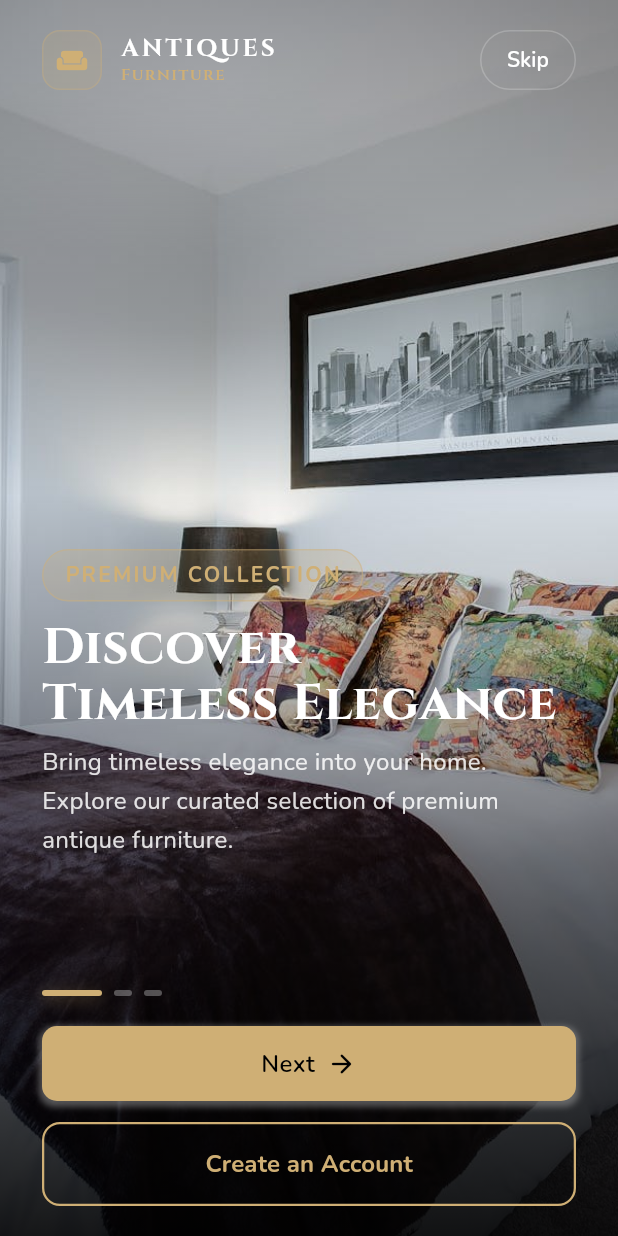
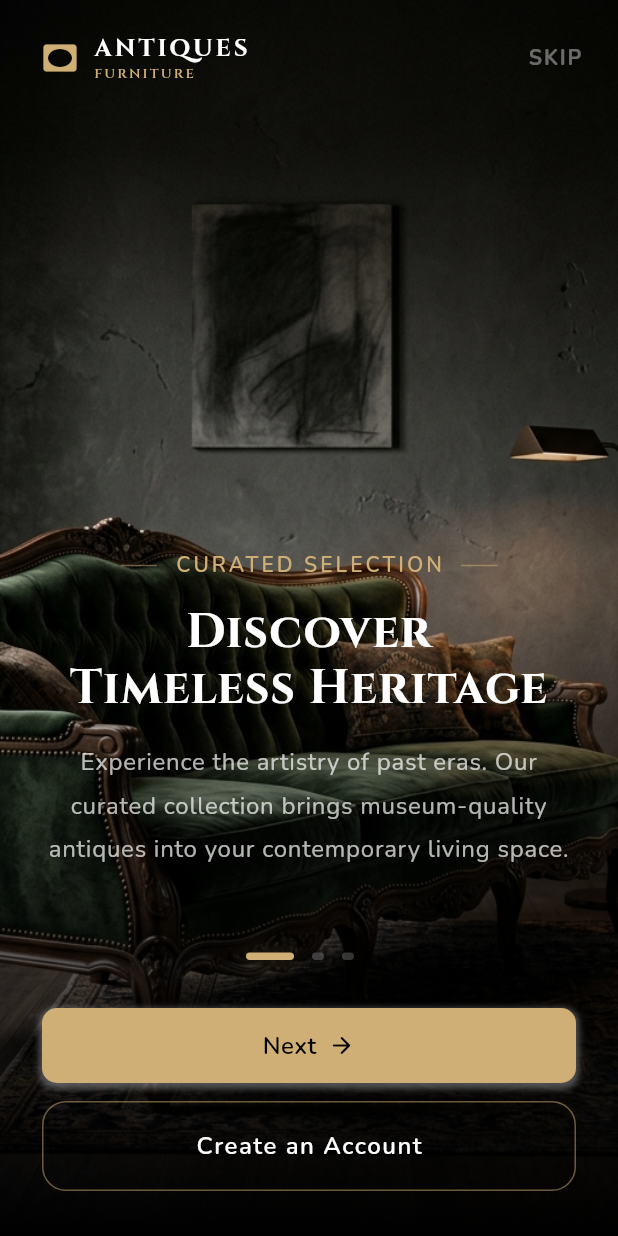
Before and after one commit to ZunairaMughal24/Antiques-Furniture, a Flutter app: the screen it shows after launch, on a phone screen of 412 x 824 dp. Run offline on Flutter 3.47's test engine with Material 3 defaults, Android fonts, the phone set to English and light mode, and no system bars; our stand-ins replace equatable, flutter_bloc, flutter_hooks, flutter_rating_bar, flutter_svg, go_router and 1 more.

Commit message:
feat: add onboarding screen, new furniture assets, and update dependencies

```diff
--- a/lib/core/utils/app_images.dart
+++ b/lib/core/utils/app_images.dart
@@ -63,5 +63,8 @@ class AppImages {
   static const String svg_table5 = 'assets/icons/svgs/table5.svg';
 
 
+  static const String premium_sofa = 'assets/images/premium_sofa.png';
+  static const String elegant_lamp = 'assets/images/elegant_lamp.png';
+  static const String antique_cabinet = 'assets/images/antique_cabinet.png';
   static const String auth_bg_wood = 'assets/images/auth_bg_wood.jpg';
 }
--- a/lib/features/onboarding/presentation/screens/onboarding_screen.dart
+++ b/lib/features/onboarding/presentation/screens/onboarding_screen.dart
@@ -1,5 +1,6 @@
 import 'package:antiques_furniture/config/router.dart';
 import 'package:antiques_furniture/core/utils/app_colors.dart';
+import 'package:antiques_furniture/core/utils/app_images.dart';
 import 'package:antiques_furniture/core/utils/app_text_theme.dart';
 import 'package:antiques_furniture/core/utils/widget_utility_extention.dart';
 import 'package:antiques_furniture/widgets/primary_button.dart';
@@ -23,28 +24,28 @@ class _OnboardingScreenState extends State<OnboardingScreen>
 
   final List<_OnboardingSlide> _slides = const [
     _OnboardingSlide(
-      tag: "PREMIUM COLLECTION",
-      title: "Discover\nTimeless Elegance",
+      tag: "CURATED SELECTION",
+      title: "Discover\nTimeless Heritage",
       description:
-          "Bring timeless elegance into your home. Explore our curated selection of premium antique furniture.",
-      icon: Icons.auto_awesome,
-      image: "assets/images/auth_bg_antique.jpg",
+          "Experience the artistry of past eras. Our curated collection brings museum-quality antiques into your contemporary living space.",
+      icon: Icons.vignette_rounded,
+      image: AppImages.premium_sofa,
     ),
     _OnboardingSlide(
-      tag: "HANDCRAFTED QUALITY",
-      title: "Artisan\nCraftsmanship",
+      tag: "ARTISAN QUALITY",
+      title: "Illuminating\nMasterpieces",
       description:
-          "Every piece tells a story. Meticulously restored and handcrafted furniture from master artisans around the world.",
-      icon: Icons.handyman,
-      image: "assets/images/auth_bg_furniture.jpg",
+          "Each piece carries a legacy of master craftsmanship. Discover unique lighting that defines the soul of a room.",
+      icon: Icons.light_outlined,
+      image: AppImages.elegant_lamp,
     ),
     _OnboardingSlide(
-      tag: "EXCLUSIVE DEALS",
-      title: "Your Dream\nHome Awaits",
+      tag: "BOUTIQUE LUXURY",
+      title: "Defining Your\nUnique Sanctuary",
       description:
-          "Transform your living spaces with authentic vintage pieces. Enjoy exclusive deals on rare collectibles.",
-      icon: Icons.home_rounded,
-      image: "assets/images/auth_bg_wood_antique.jpg",
+          "Furniture that does more than fill a space. Find the statement pieces that tell your personal story of elegance.",
+      icon: Icons.auto_awesome_mosaic_outlined,
+      image: AppImages.antique_cabinet,
     ),
   ];
 
@@ -107,12 +108,12 @@ class _OnboardingScreenState extends State<OnboardingScreen>
                   begin: Alignment.topCenter,
                   end: Alignment.bottomCenter,
                   colors: [
-                    Colors.black.withOpacity(0.3),
+                    Colors.black.withOpacity(0.35),
                     Colors.transparent,
-                    Colors.black.withOpacity(0.5),
-                    Colors.black.withOpacity(0.9),
+                    Colors.black.withOpacity(0.55),
+                    Colors.black,
                   ],
-                  stops: const [0.0, 0.4, 0.7, 1.0],
+                  stops: const [0.0, 0.45, 0.75, 1.0],
                 ),
               ),
             ),
@@ -122,32 +123,26 @@ class _OnboardingScreenState extends State<OnboardingScreen>
           SafeArea(
             child: Column(
               children: [
-                // Top bar with logo and skip
+                // Stable Professional Header (Anti-Overflow Layout)
                 Padding(
-                  padding: const EdgeInsets.symmetric(
-                    horizontal: 28.0,
-                    vertical: 16,
+                  padding: const EdgeInsets.fromLTRB(28.0, 20.0, 12.0, 12.0),
+                  child: Row(
+                    mainAxisAlignment: MainAxisAlignment.spaceBetween,
+                    crossAxisAlignment: CrossAxisAlignment.center,
+                    children: [
+                      // Boutique Branding
+                      Row(
+                        mainAxisSize: MainAxisSize.min,
+                        children: [
+                          Icon(
+                            Icons.vignette_rounded,
+                            color: AppColors.primaryColor,
+                            size: 24,
                           ),
-                  child: Row(
-                    children: [
-                      Container(
-                        padding: const EdgeInsets.all(8),
-                        decoration: BoxDecoration(
-                          color: AppColors.primaryColor.withOpacity(0.15),
-                          borderRadius: BorderRadius.circular(12),
-                          border: Border.all(
-                            color: AppColors.primaryColor.withOpacity(0.3),
-                          ),
-                        ),
-                        child: Icon(
-                          Icons.weekend_rounded,
-                          color: AppColors.primaryColor,
-                          size: 22,
-                        ),
-                      ),
-                      const SizedBox(width: 12),
+                          const SizedBox(width: 10),
                           Column(
                             crossAxisAlignment: CrossAxisAlignment.start,
+                            mainAxisSize: MainAxisSize.min,
                             children: [
                               Text(
                                 "ANTIQUES",
@@ -158,39 +153,37 @@ class _OnboardingScreenState extends State<OnboardingScreen>
                                 ).copyWith(letterSpacing: 2),
                               ),
                               Text(
-                            "Furniture",
+                                "FURNITURE",
                                 style: AppTextTheme.logoStyle(
                                   color: AppColors.primaryColor,
-                              fontSize: 11,
+                                  fontSize: 9,
                                   weight: FontWeight.w600,
-                            ).copyWith(letterSpacing: 1),
+                                ).copyWith(letterSpacing: 1.5),
                               ),
                             ],
                           ),
-                      const Spacer(),
-                      //Skip button
+                        ],
+                      ),
+
+                      // Discreet Skip Button
                       TextButton(
                         onPressed: () {
                           context.push(AppRoutes.loginScreenRoute);
                         },
                         style: TextButton.styleFrom(
+                          minimumSize: Size.zero,
                           padding: const EdgeInsets.symmetric(
-                            horizontal: 16,
-                            vertical: 6,
+                            horizontal: 12,
+                            vertical: 8,
                           ),
-                          shape: RoundedRectangleBorder(
-                            borderRadius: BorderRadius.circular(20),
-                            side: BorderSide(
-                              color: Colors.white.withOpacity(0.2),
-                            ),
-                          ),
+                          tapTargetSize: MaterialTapTargetSize.shrinkWrap,
                         ),
                         child: Text(
-                          "Skip",
+                          "SKIP",
                           style: AppTextTheme.bodySmall(
-                            color: Colors.white,
-                            weight: FontWeight.w600,
-                          ),
+                            color: Colors.white.withOpacity(0.4),
+                            weight: FontWeight.bold,
+                          ).copyWith(letterSpacing: 1.2),
                         ),
                       ),
                     ],
@@ -199,7 +192,7 @@ class _OnboardingScreenState extends State<OnboardingScreen>
 
                 const Spacer(),
 
-                // Slide content area with horizontal translation
+                // Slide content area with horizontal translation and centered text
                 Expanded(
                   child: PageView.builder(
                     controller: _pageController,
@@ -211,73 +204,89 @@ class _OnboardingScreenState extends State<OnboardingScreen>
                         builder: (context, _) {
                           double slideProgress =
                               (_scrollOffset / size.width) - index;
-                          double opacity = (1.0 - slideProgress.abs()).clamp(
-                            0.0,
-                            1.0,
-                          );
+                          double opacity =
+                              (1.0 - slideProgress.abs()).clamp(0.0, 1.0);
                           double horizontalOffset = slideProgress * 100;
 
                           return Opacity(
                             opacity: opacity * _fadeController.value,
                             child: Transform.translate(
                               offset: Offset(horizontalOffset, 0),
+                              child: Center(
                                 child: SingleChildScrollView(
                                   child: Padding(
                                     padding: const EdgeInsets.symmetric(
-                                    horizontal: 28.0,
+                                        horizontal: 32.0),
+                                    child: Column(
+                                      mainAxisAlignment:
+                                          MainAxisAlignment.center,
+                                      crossAxisAlignment:
+                                          CrossAxisAlignment.center,
+                                      children: [
+                                        // Minimalist Branding Label
+                                        Row(
+                                          mainAxisAlignment:
+                                              MainAxisAlignment.center,
+                                          children: [
+                                            Container(
+                                              width: 24,
+                                              height: 1,
+                                              color: AppColors.primaryColor
+                                                  .withOpacity(0.5),
                                             ),
-                                  child: Column(
-                                    mainAxisAlignment: MainAxisAlignment.end,
-                                    crossAxisAlignment:
-                                        CrossAxisAlignment.start,
-                                    children: [
-                                      // Branding Tag
-                                      Container(
-                                        padding: const EdgeInsets.symmetric(
-                                          horizontal: 14,
-                                          vertical: 6,
-                                        ),
-                                        decoration: BoxDecoration(
-                                          color: AppColors.primaryColor
-                                              .withOpacity(0.2),
-                                          borderRadius: BorderRadius.circular(
-                                            20,
-                                          ),
-                                          border: Border.all(
-                                            color: AppColors.primaryColor
-                                                .withOpacity(0.4),
-                                          ),
-                                        ),
+                                            Padding(
+                                              padding:
+                                                  const EdgeInsets.symmetric(
+                                                      horizontal: 12.0),
                                               child: Text(
                                                 _slides[index].tag,
                                                 style: AppTextTheme.caption(
                                                   color: AppColors.primaryColor,
-                                            weight: FontWeight.w700,
-                                          ).copyWith(letterSpacing: 1.5),
+                                                  weight: FontWeight.w600,
+                                                ).copyWith(letterSpacing: 2),
                                               ),
                                             ),
-                                      12.heightBox,
+                                            Container(
+                                              width: 24,
+                                              height: 1,
+                                              color: AppColors.primaryColor
+                                                  .withOpacity(0.5),
+                                            ),
+                                          ],
+                                        ),
+                                        16.heightBox,
 
-                                      // Title
+                                        // Title: Impact-Safe Editorial Serif
                                         Text(
                                           _slides[index].title,
+                                          textAlign: TextAlign.center,
                                           style: AppTextTheme.logoStyle(
                                             color: Colors.white,
-                                          fontSize: 34,
+                                            fontSize: 32,
                                             weight: FontWeight.w700,
-                                        ).copyWith(height: 1.1),
+                                          ).copyWith(
+                                            height: 1.15,
+                                            letterSpacing: 0.5,
                                           ),
-                                      8.heightBox,
+                                        ),
+                                        16.heightBox,
 
-                                      // Description
+                                        // Description: Premium Sans-Serif
                                         Text(
                                           _slides[index].description,
+                                          textAlign: TextAlign.center,
                                           style: AppTextTheme.bodyMedium(
-                                          color: Colors.white.withOpacity(0.85),
-                                        ).copyWith(height: 1.6),
+                                            color:
+                                                Colors.white.withOpacity(0.7),
+                                          ).copyWith(
+                                            height: 1.8,
+                                            letterSpacing: 0.5,
                                           ),
-                                      20.heightBox,
+                                        ),
+                                        // Extra space for footer balance
+                                        40.heightBox,
                                       ],
+                                    ),
                                   ),
                                 ),
                               ),
@@ -289,34 +298,33 @@ class _OnboardingScreenState extends State<OnboardingScreen>
                   ),
                 ),
 
-                const SizedBox(height: 8),
-
-                //Footer section: Indicators and Buttons
+                // Footer section: Refined Indicators and Premium Buttons
                 Padding(
                   padding: const EdgeInsets.symmetric(horizontal: 28.0),
                   child: Column(
                     children: [
-                      //Indicators
+                      // Refined Gold Indicators
                       Row(
+                        mainAxisAlignment: MainAxisAlignment.center,
                         children: List.generate(
                           _slides.length,
                           (index) => AnimatedContainer(
-                            duration: const Duration(milliseconds: 350),
-                            curve: Curves.easeOutCubic,
-                            margin: const EdgeInsets.only(right: 8),
-                            height: 4,
-                            width: _currentPage == index ? 40 : 12,
+                            duration: const Duration(milliseconds: 400),
+                            curve: Curves.easeOutQuint,
+                            margin: const EdgeInsets.only(right: 12),
+                            height: 5,
+                            width: _currentPage == index ? 32 : 8,
                             decoration: BoxDecoration(
-                              borderRadius: BorderRadius.circular(4),
+                              borderRadius: BorderRadius.circular(10),
                               color: _currentPage == index
                                   ? AppColors.primaryColor
-                                  : Colors.white.withOpacity(0.3),
+                                  : Colors.white.withOpacity(0.2),
                               boxShadow: _currentPage == index
                                   ? [
                                       BoxShadow(
                                         color: AppColors.primaryColor
-                                            .withOpacity(0.4),
-                                        blurRadius: 8,
+                                            .withOpacity(0.3),
+                                        blurRadius: 10,
                                         offset: const Offset(0, 2),
                                       ),
                                     ]
@@ -325,9 +333,9 @@ class _OnboardingScreenState extends State<OnboardingScreen>
                           ),
                         ),
                       ),
-                      const SizedBox(height: 20),
+                      const SizedBox(height: 32),
 
-                      //CTA Buttons
+                      // CTA Buttons with clean padding
                       PrimaryButton(
                         text: _currentPage == _slides.length - 1
                             ? 'Get Started'
@@ -335,8 +343,8 @@ class _OnboardingScreenState extends State<OnboardingScreen>
                         onTap: () {
                           if (_currentPage < _slides.length - 1) {
                             _pageController.nextPage(
-                              duration: const Duration(milliseconds: 500),
-                              curve: Curves.easeInOutCubic,
+                              duration: const Duration(milliseconds: 600),
+                              curve: Curves.easeOutQuart,
                             );
                           } else {
                             context.push(AppRoutes.loginScreenRoute);
@@ -345,21 +353,21 @@ class _OnboardingScreenState extends State<OnboardingScreen>
                         suffixIcon: const Icon(
                           Icons.arrow_forward_rounded,
                           color: Colors.black,
-                          size: 20,
+                          size: 18,
                         ),
                       ),
-                      14.heightBox,
+                      12.heightBox,
                       TextButton(
                         onPressed: () {
                           context.push(AppRoutes.signUpScreenRoute);
                         },
                         style: TextButton.styleFrom(
-                          padding: const EdgeInsets.symmetric(vertical: 16),
+                          padding: const EdgeInsets.symmetric(vertical: 18),
                           shape: RoundedRectangleBorder(
-                            borderRadius: BorderRadius.circular(12),
-                            side: const BorderSide(
-                              color: AppColors.primaryColor,
-                              width: 1.5,
+                            borderRadius: BorderRadius.circular(16),
+                            side: BorderSide(
+                              color: AppColors.primaryColor.withOpacity(0.5),
+                              width: 1,
                             ),
                           ),
                           minimumSize: const Size(double.infinity, 56),
@@ -367,12 +375,12 @@ class _OnboardingScreenState extends State<OnboardingScreen>
                         child: Text(
                           'Create an Account',
                           style: AppTextTheme.bodyMedium(
-                            color: AppColors.primaryColor,
-                            weight: FontWeight.w700,
+                            color: Colors.white,
+                            weight: FontWeight.w600,
+                          ).copyWith(letterSpacing: 1),
                         ),
                       ),
-                      ),
-                      const SizedBox(height: 20),
+                      const SizedBox(height: 30),
                     ],
                   ),
                 ),
```
Also changed, not shown: assets/images/antique_cabinet.png (added), assets/images/elegant_lamp.png (added), assets/images/luxury_cabinet.png (added), assets/images/luxury_desk.png (added), assets/images/luxury_sofa.png (added), assets/images/premium_sofa.png (added). Lines whose indentation alone changed are shown as unchanged.
